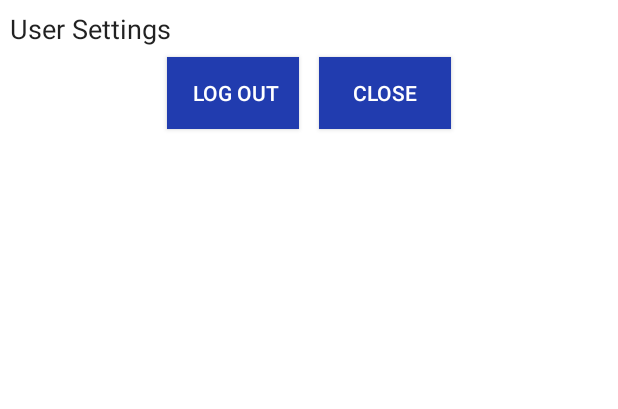
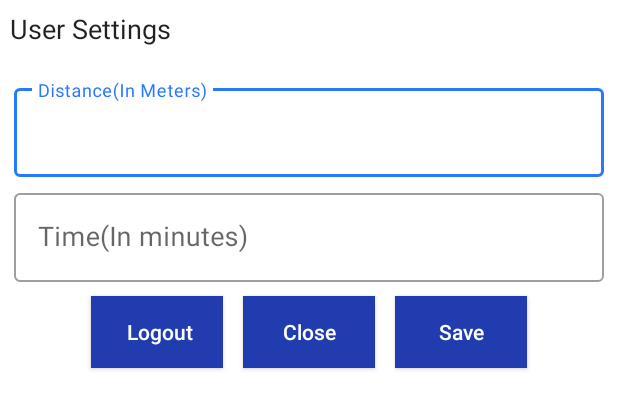
Before and after one commit to Inventrax69/CordonOff, an Android app: the layout dialog_config.xml on its own in the app's theme, with its tools: preview values and no code run, on a phone screen of 412 x 824 dp. Shown: the top 409 px of the screen. Run offline under Robolectric (Android 15) with nearby library versions, the light colour scheme and no system bars.

Commit message:
alarm manager changes and configuration screen

```diff
--- a/app/src/main/java/com/myapp/nfcapplication/KeyValues.java
+++ b/app/src/main/java/com/myapp/nfcapplication/KeyValues.java
@@ -31,5 +31,7 @@ public class KeyValues {
     public static final String IS_BAND_ACTIVE = "isBandActive";
     public static final String IS_LOCATION_EXCEED = "isLocationExceed";
     public static final String IS_LOGIN = "isLogin";
+    public static final String CONFIGURED_GEO_LOCATION = "configuredGeoLocation";
+    public static final String CONFIGURED_TIME = "configuredTime";
 
 }
--- a/app/src/main/res/layout/activity_user.xml
+++ b/app/src/main/res/layout/activity_user.xml
@@ -333,6 +333,7 @@
 
 
                         <TextView
+                            android:id="@+id/tvQuarentineRange"
                         android:layout_margin="@dimen/_2sdp"
                         android:padding="@dimen/_2sdp"
                         android:layout_width="wrap_content"
--- a/app/src/main/res/layout/dialog_config.xml
+++ b/app/src/main/res/layout/dialog_config.xml
@@ -13,6 +13,7 @@
         android:text="User Settings"
         android:textStyle="normal"
         android:textSize="@dimen/_14sdp"
+        android:layout_marginBottom="@dimen/_15sdp"
         android:textAppearance="?android:attr/textAppearanceLarge"
         android:layout_gravity="center"/>
 
@@ -21,7 +22,7 @@
         android:layout_width="match_parent"
         android:layout_height="wrap_content"
         android:hint="Distance(In Meters)"
-        android:visibility="gone"
+        android:visibility="visible"
         android:layout_margin="@dimen/_1sdp"
         android:padding="@dimen/_1sdp">
 
@@ -29,7 +30,6 @@
             android:id="@+id/etDistanceInMeters"
             android:layout_width="match_parent"
             android:layout_height="wrap_content"
-            android:gravity="center"
             android:inputType="number"
             android:textSize="@dimen/_14sdp" />
 
@@ -40,16 +40,15 @@
         android:layout_width="match_parent"
         android:layout_height="wrap_content"
         android:layout_margin="@dimen/_1sdp"
-        android:visibility="gone"
+        android:visibility="visible"
         android:hint="Time(In minutes)"
         android:padding="@dimen/_1sdp">
 
         <com.google.android.material.textfield.TextInputEditText
-            android:id="@+id/ettimeInMint"
+            android:id="@+id/etTimeInMinutes"
             android:layout_width="match_parent"
             android:layout_height="wrap_content"
             android:inputType="number"
-            android:gravity="center"
             android:textSize="@dimen/_14sdp" />
 
     </com.google.android.material.textfield.TextInputLayout>
@@ -71,7 +70,7 @@
             android:gravity="center"
             android:textAllCaps="false"
             style="@style/ButtonStyle"
-            android:text="   LOG OUT  " />
+            android:text="   Logout  " />
 
         <androidx.appcompat.widget.AppCompatButton
             android:id="@+id/btnClose"
@@ -82,7 +81,18 @@
             android:gravity="center"
             android:textAllCaps="false"
             style="@style/ButtonStyle"
-            android:text=" CLOSE " />
+            android:text=" Close " />
+
+        <androidx.appcompat.widget.AppCompatButton
+            android:id="@+id/btnSave"
+            android:layout_width="wrap_content"
+            android:layout_height="wrap_content"
+            android:layout_gravity="center"
+            android:layout_margin="@dimen/_5sdp"
+            android:gravity="center"
+            android:textAllCaps="false"
+            style="@style/ButtonStyle"
+            android:text=" Save " />
 
     </LinearLayout>
 
```
Also changed, not shown: app/src/main/java/com/myapp/nfcapplication/AlarmReceiver.java (+6 -4 lines), app/src/main/java/com/myapp/nfcapplication/UserActivity.java (+99 -9 lines).
